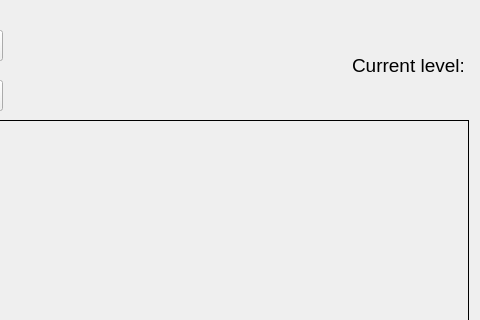
The window that gui/WirebondRecorderGUI.ui (adamazoulay/ITkTrackingGUI) describes before a commit, drawn with Qt 5; both pictures show x 228 to 708 and y 0 to 320 of the 708 by 853 pixel window.
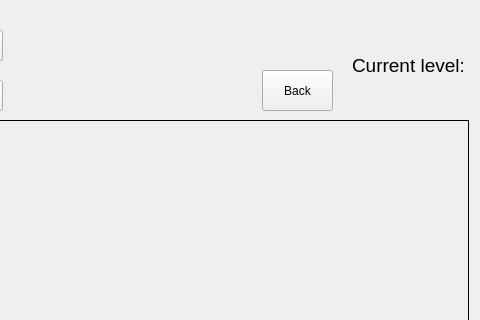
The same window after the commit.

Commit message: Back button and R0 zoom in

What changed in the file:
```diff
--- a/gui/WirebondRecorderGUI.ui
+++ b/gui/WirebondRecorderGUI.ui
@@ -163,6 +163,19 @@
     <string/>
    </property>
   </widget>
+  <widget class="QPushButton" name="btnBack">
+   <property name="geometry">
+    <rect>
+     <x>490</x>
+     <y>70</y>
+     <width>71</width>
+     <height>41</height>
+    </rect>
+   </property>
+   <property name="text">
+    <string>Back</string>
+   </property>
+  </widget>
  </widget>
  <tabstops>
   <tabstop>moduleName</tabstop>
```
The commit also changes 5 other files.
